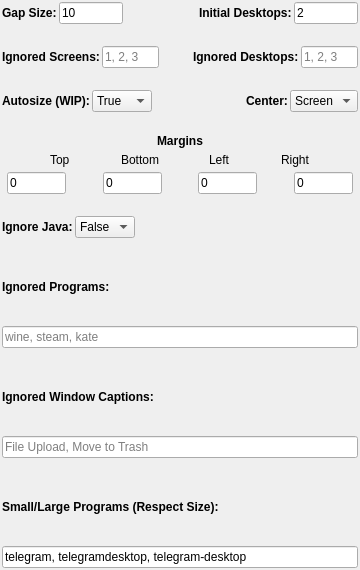
Above: contents/ui/config.ui from Jazqa/kwin-quarter-tiling before the change. Below: the same form after it.
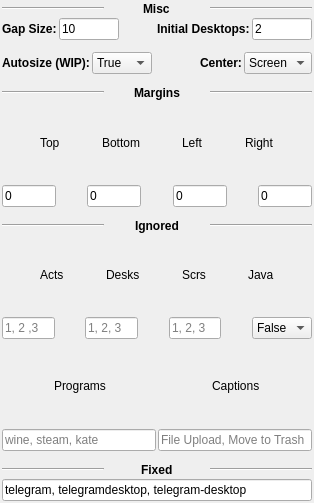
That is the form after the change.

Commit message: activities can be ignored, reworked configuration ui

Diff of the .ui file:
```diff
--- a/contents/ui/config.ui
+++ b/contents/ui/config.ui
@@ -6,8 +6,8 @@
    <rect>
     <x>0</x>
     <y>0</y>
-    <width>360</width>
-    <height>570</height>
+    <width>314</width>
+    <height>503</height>
    </rect>
   </property>
   <property name="sizePolicy">
@@ -43,6 +43,34 @@
      <property name="topMargin">
       <number>0</number>
      </property>
+     <property name="bottomMargin">
+      <number>0</number>
+     </property>
+     <item>
+      <layout class="QHBoxLayout" name="horizontalLayout_17">
+       <item>
+        <widget class="Line" name="line_8">
+         <property name="orientation">
+          <enum>Qt::Horizontal</enum>
+         </property>
+        </widget>
+       </item>
+       <item alignment="Qt::AlignHCenter">
+        <widget class="QLabel" name="label_11">
+         <property name="text">
+          <string>&lt;html&gt;&lt;head/&gt;&lt;body&gt;&lt;p&gt;&lt;span style=&quot; font-weight:600;&quot;&gt;Misc&lt;/span&gt;&lt;/p&gt;&lt;/body&gt;&lt;/html&gt;</string>
+         </property>
+        </widget>
+       </item>
+       <item>
+        <widget class="Line" name="line_7">
+         <property name="orientation">
+          <enum>Qt::Horizontal</enum>
+         </property>
+        </widget>
+       </item>
+      </layout>
+     </item>
      <item>
       <layout class="QHBoxLayout" name="horizontalLayout">
        <item>
@@ -111,83 +139,7 @@
        <property name="sizeHint" stdset="0">
         <size>
          <width>20</width>
-         <height>20</height>
-        </size>
-       </property>
-      </spacer>
-     </item>
-     <item>
-      <layout class="QHBoxLayout" name="horizontalLayout_3">
-       <property name="topMargin">
-        <number>0</number>
-       </property>
-       <item>
-        <widget class="QLabel" name="ignoredScreensLabel">
-         <property name="text">
-          <string>&lt;html&gt;&lt;head/&gt;&lt;body&gt;&lt;p&gt;&lt;span style=&quot; font-weight:600;&quot;&gt;Ignored Screens:&lt;/span&gt;&lt;/p&gt;&lt;/body&gt;&lt;/html&gt;</string>
-         </property>
-        </widget>
-       </item>
-       <item>
-        <widget class="QLineEdit" name="kcfg_ignoredScreens">
-         <property name="maximumSize">
-          <size>
-           <width>64</width>
-           <height>16777215</height>
-          </size>
-         </property>
-         <property name="placeholderText">
-          <string>1, 2, 3</string>
-         </property>
-        </widget>
-       </item>
-       <item>
-        <spacer name="horizontalSpacer">
-         <property name="orientation">
-          <enum>Qt::Horizontal</enum>
-         </property>
-         <property name="sizeHint" stdset="0">
-          <size>
-           <width>40</width>
-           <height>20</height>
-          </size>
-         </property>
-        </spacer>
-       </item>
-       <item>
-        <widget class="QLabel" name="ignoredDesktopsLabel">
-         <property name="text">
-          <string>&lt;html&gt;&lt;head/&gt;&lt;body&gt;&lt;p&gt;&lt;span style=&quot; font-weight:600;&quot;&gt;Ignored Desktops:&lt;/span&gt;&lt;/p&gt;&lt;/body&gt;&lt;/html&gt;</string>
-         </property>
-        </widget>
-       </item>
-       <item>
-        <widget class="QLineEdit" name="kcfg_ignoredDesktops">
-         <property name="maximumSize">
-          <size>
-           <width>64</width>
-           <height>16777215</height>
-          </size>
-         </property>
-         <property name="placeholderText">
-          <string>1, 2, 3</string>
-         </property>
-        </widget>
-       </item>
-      </layout>
-     </item>
-     <item>
-      <spacer name="verticalSpacer_6">
-       <property name="orientation">
-        <enum>Qt::Vertical</enum>
-       </property>
-       <property name="sizeType">
-        <enum>QSizePolicy::Fixed</enum>
-       </property>
-       <property name="sizeHint" stdset="0">
-        <size>
-         <width>20</width>
-         <height>20</height>
+         <height>10</height>
         </size>
        </property>
       </spacer>
@@ -265,17 +217,35 @@
        <property name="sizeHint" stdset="0">
         <size>
          <width>20</width>
-         <height>20</height>
+         <height>10</height>
         </size>
        </property>
       </spacer>
      </item>
+     <item>
+      <layout class="QHBoxLayout" name="horizontalLayout_15">
+       <item>
+        <widget class="Line" name="line_6">
+         <property name="orientation">
+          <enum>Qt::Horizontal</enum>
+         </property>
+        </widget>
+       </item>
      <item alignment="Qt::AlignHCenter">
-      <widget class="QLabel" name="label_8">
+        <widget class="QLabel" name="label_10">
        <property name="text">
-        <string>&lt;b&gt;Margins&lt;/b&gt;</string>
-       </property>
-      </widget>
+          <string>&lt;html&gt;&lt;head/&gt;&lt;body&gt;&lt;p&gt;&lt;span style=&quot; font-weight:600;&quot;&gt;Margins&lt;/span&gt;&lt;/p&gt;&lt;/body&gt;&lt;/html&gt;</string>
+         </property>
+        </widget>
+       </item>
+       <item>
+        <widget class="Line" name="line_5">
+         <property name="orientation">
+          <enum>Qt::Horizontal</enum>
+         </property>
+        </widget>
+       </item>
+      </layout>
      </item>
      <item>
       <layout class="QHBoxLayout" name="horizontalLayout_2">
@@ -495,10 +465,8 @@
        </item>
       </layout>
      </item>
-    </layout>
-   </item>
    <item>
-    <spacer name="verticalSpacer">
+      <spacer name="verticalSpacer_6">
      <property name="orientation">
       <enum>Qt::Vertical</enum>
      </property>
@@ -508,25 +476,240 @@
      <property name="sizeHint" stdset="0">
       <size>
        <width>20</width>
-       <height>20</height>
+         <height>10</height>
       </size>
      </property>
     </spacer>
    </item>
    <item>
-    <layout class="QHBoxLayout" name="horizontalLayout_6">
+      <layout class="QHBoxLayout" name="horizontalLayout_14">
+       <item>
+        <widget class="Line" name="line_4">
+         <property name="orientation">
+          <enum>Qt::Horizontal</enum>
+         </property>
+        </widget>
+       </item>
+       <item alignment="Qt::AlignHCenter">
+        <widget class="QLabel" name="label_8">
+         <property name="text">
+          <string>&lt;html&gt;&lt;head/&gt;&lt;body&gt;&lt;p&gt;&lt;span style=&quot; font-weight:600;&quot;&gt;Ignored&lt;/span&gt;&lt;/p&gt;&lt;/body&gt;&lt;/html&gt;</string>
+         </property>
+        </widget>
+       </item>
+       <item>
+        <widget class="Line" name="line_3">
+         <property name="orientation">
+          <enum>Qt::Horizontal</enum>
+         </property>
+        </widget>
+       </item>
+      </layout>
+     </item>
+     <item>
+      <layout class="QHBoxLayout" name="horizontalLayout_8">
      <property name="topMargin">
       <number>0</number>
      </property>
+       <item>
+        <spacer name="horizontalSpacer_8">
+         <property name="orientation">
+          <enum>Qt::Horizontal</enum>
+         </property>
+         <property name="sizeHint" stdset="0">
+          <size>
+           <width>10</width>
+           <height>20</height>
+          </size>
+         </property>
+        </spacer>
+       </item>
+       <item>
+        <widget class="QLabel" name="label_9">
+         <property name="text">
+          <string>&lt;html&gt;&lt;head/&gt;&lt;body&gt;&lt;p&gt;Acts&lt;/p&gt;&lt;/body&gt;&lt;/html&gt;</string>
+         </property>
+        </widget>
+       </item>
+       <item>
+        <spacer name="horizontalSpacer_17">
+         <property name="orientation">
+          <enum>Qt::Horizontal</enum>
+         </property>
+         <property name="sizeHint" stdset="0">
+          <size>
+           <width>40</width>
+           <height>20</height>
+          </size>
+         </property>
+        </spacer>
+       </item>
+       <item>
+        <widget class="QLabel" name="ignoredDesktopsLabel">
+         <property name="text">
+          <string>&lt;html&gt;&lt;head/&gt;&lt;body&gt;&lt;p&gt;Desks&lt;/p&gt;&lt;/body&gt;&lt;/html&gt;</string>
+         </property>
+        </widget>
+       </item>
+       <item>
+        <spacer name="horizontalSpacer_18">
+         <property name="orientation">
+          <enum>Qt::Horizontal</enum>
+         </property>
+         <property name="sizeHint" stdset="0">
+          <size>
+           <width>40</width>
+           <height>20</height>
+          </size>
+         </property>
+        </spacer>
+       </item>
+       <item>
+        <widget class="QLabel" name="ignoredScreensLabel">
+         <property name="text">
+          <string>&lt;html&gt;&lt;head/&gt;&lt;body&gt;&lt;p&gt;Scrs&lt;/p&gt;&lt;/body&gt;&lt;/html&gt;</string>
+         </property>
+        </widget>
+       </item>
+       <item>
+        <spacer name="horizontalSpacer_22">
+         <property name="orientation">
+          <enum>Qt::Horizontal</enum>
+         </property>
+         <property name="sizeHint" stdset="0">
+          <size>
+           <width>40</width>
+           <height>20</height>
+          </size>
+         </property>
+        </spacer>
+       </item>
      <item>
       <widget class="QLabel" name="ignoreJavaLabel">
        <property name="text">
-        <string>&lt;html&gt;&lt;head/&gt;&lt;body&gt;&lt;p&gt;&lt;span style=&quot; font-weight:600;&quot;&gt;Ignore Java:&lt;/span&gt;&lt;/p&gt;&lt;/body&gt;&lt;/html&gt;</string>
-       </property>
-      </widget>
+          <string>&lt;html&gt;&lt;head/&gt;&lt;body&gt;&lt;p&gt;Java&lt;/p&gt;&lt;/body&gt;&lt;/html&gt;</string>
+         </property>
+        </widget>
+       </item>
+       <item>
+        <spacer name="horizontalSpacer_16">
+         <property name="orientation">
+          <enum>Qt::Horizontal</enum>
+         </property>
+         <property name="sizeHint" stdset="0">
+          <size>
+           <width>10</width>
+           <height>20</height>
+          </size>
+         </property>
+        </spacer>
+       </item>
+      </layout>
+     </item>
+     <item>
+      <layout class="QHBoxLayout" name="horizontalLayout_3">
+       <property name="topMargin">
+        <number>0</number>
+       </property>
+       <item>
+        <spacer name="horizontalSpacer_19">
+         <property name="orientation">
+          <enum>Qt::Horizontal</enum>
+         </property>
+         <property name="sizeHint" stdset="0">
+          <size>
+           <width>10</width>
+           <height>20</height>
+          </size>
+         </property>
+        </spacer>
+       </item>
+       <item>
+        <widget class="QLineEdit" name="kcfg_ignoredActivities">
+         <property name="maximumSize">
+          <size>
+           <width>64</width>
+           <height>16777215</height>
+          </size>
+         </property>
+         <property name="placeholderText">
+          <string>1, 2 ,3</string>
+         </property>
+        </widget>
+       </item>
+       <item>
+        <spacer name="horizontalSpacer_7">
+         <property name="orientation">
+          <enum>Qt::Horizontal</enum>
+         </property>
+         <property name="sizeHint" stdset="0">
+          <size>
+           <width>40</width>
+           <height>20</height>
+          </size>
+         </property>
+        </spacer>
+       </item>
+       <item>
+        <widget class="QLineEdit" name="kcfg_ignoredDesktops">
+         <property name="maximumSize">
+          <size>
+           <width>64</width>
+           <height>16777215</height>
+          </size>
+         </property>
+         <property name="placeholderText">
+          <string>1, 2, 3</string>
+         </property>
+        </widget>
+       </item>
+       <item>
+        <spacer name="horizontalSpacer">
+         <property name="orientation">
+          <enum>Qt::Horizontal</enum>
+         </property>
+         <property name="sizeHint" stdset="0">
+          <size>
+           <width>40</width>
+           <height>20</height>
+          </size>
+         </property>
+        </spacer>
+       </item>
+       <item>
+        <widget class="QLineEdit" name="kcfg_ignoredScreens">
+         <property name="maximumSize">
+          <size>
+           <width>64</width>
+           <height>16777215</height>
+          </size>
+         </property>
+         <property name="placeholderText">
+          <string>1, 2, 3</string>
+         </property>
+        </widget>
+       </item>
+       <item>
+        <spacer name="horizontalSpacer_23">
+         <property name="orientation">
+          <enum>Qt::Horizontal</enum>
+         </property>
+         <property name="sizeHint" stdset="0">
+          <size>
+           <width>40</width>
+           <height>20</height>
+          </size>
+         </property>
+        </spacer>
      </item>
      <item>
       <widget class="QComboBox" name="kcfg_ignoreJava">
+         <property name="maximumSize">
+          <size>
+           <width>64</width>
+           <height>16777215</height>
+          </size>
+         </property>
        <item>
         <property name="text">
          <string>False</string>
@@ -539,6 +722,42 @@
        </item>
       </widget>
      </item>
+       <item>
+        <spacer name="horizontalSpacer_21">
+         <property name="orientation">
+          <enum>Qt::Horizontal</enum>
+         </property>
+         <property name="sizeHint" stdset="0">
+          <size>
+           <width>10</width>
+           <height>20</height>
+          </size>
+         </property>
+        </spacer>
+       </item>
+      </layout>
+     </item>
+     <item>
+      <spacer name="verticalSpacer">
+       <property name="orientation">
+        <enum>Qt::Vertical</enum>
+       </property>
+       <property name="sizeType">
+        <enum>QSizePolicy::Fixed</enum>
+       </property>
+       <property name="sizeHint" stdset="0">
+        <size>
+         <width>20</width>
+         <height>5</height>
+        </size>
+       </property>
+      </spacer>
+     </item>
+     <item>
+      <layout class="QHBoxLayout" name="horizontalLayout_6">
+       <property name="topMargin">
+        <number>0</number>
+       </property>
      <item>
       <spacer name="horizontalSpacer_2">
        <property name="orientation">
@@ -552,31 +771,66 @@
        </property>
       </spacer>
      </item>
-    </layout>
-   </item>
-   <item>
-    <spacer name="verticalSpacer_7">
-     <property name="orientation">
-      <enum>Qt::Vertical</enum>
-     </property>
-     <property name="sizeType">
-      <enum>QSizePolicy::Fixed</enum>
-     </property>
-     <property name="sizeHint" stdset="0">
-      <size>
-       <width>20</width>
-       <height>10</height>
-      </size>
-     </property>
-    </spacer>
-   </item>
    <item>
     <widget class="QLabel" name="ignoredProgramsLabel">
      <property name="text">
-      <string>&lt;b&gt;Ignored Programs:&lt;/b&gt;</string>
+          <string>&lt;html&gt;&lt;head/&gt;&lt;body&gt;&lt;p&gt;Programs&lt;/p&gt;&lt;/body&gt;&lt;/html&gt;</string>
      </property>
     </widget>
    </item>
+       <item>
+        <spacer name="horizontalSpacer_25">
+         <property name="orientation">
+          <enum>Qt::Horizontal</enum>
+         </property>
+         <property name="sizeHint" stdset="0">
+          <size>
+           <width>40</width>
+           <height>20</height>
+          </size>
+         </property>
+        </spacer>
+       </item>
+       <item>
+        <spacer name="horizontalSpacer_26">
+         <property name="orientation">
+          <enum>Qt::Horizontal</enum>
+         </property>
+         <property name="sizeHint" stdset="0">
+          <size>
+           <width>40</width>
+           <height>20</height>
+          </size>
+         </property>
+        </spacer>
+       </item>
+       <item>
+        <widget class="QLabel" name="ignoredCaptionsLabel">
+         <property name="text">
+          <string>&lt;html&gt;&lt;head/&gt;&lt;body&gt;&lt;p&gt;Captions&lt;/p&gt;&lt;/body&gt;&lt;/html&gt;</string>
+         </property>
+        </widget>
+       </item>
+       <item>
+        <spacer name="horizontalSpacer_24">
+         <property name="orientation">
+          <enum>Qt::Horizontal</enum>
+         </property>
+         <property name="sizeHint" stdset="0">
+          <size>
+           <width>40</width>
+           <height>20</height>
+          </size>
+         </property>
+        </spacer>
+       </item>
+      </layout>
+     </item>
+     <item>
+      <layout class="QHBoxLayout" name="horizontalLayout_11">
+       <property name="topMargin">
+        <number>0</number>
+       </property>
    <item>
     <widget class="QLineEdit" name="kcfg_ignoredClients">
      <property name="text">
@@ -587,29 +841,6 @@
      </property>
     </widget>
    </item>
-   <item>
-    <spacer name="verticalSpacer_2">
-     <property name="orientation">
-      <enum>Qt::Vertical</enum>
-     </property>
-     <property name="sizeType">
-      <enum>QSizePolicy::Fixed</enum>
-     </property>
-     <property name="sizeHint" stdset="0">
-      <size>
-       <width>20</width>
-       <height>10</height>
-      </size>
-     </property>
-    </spacer>
-   </item>
-   <item>
-    <widget class="QLabel" name="ignoredCaptionsLabel">
-     <property name="text">
-      <string>&lt;b&gt;Ignored Window Captions:&lt;/b&gt;</string>
-     </property>
-    </widget>
-   </item>
    <item>
     <widget class="QLineEdit" name="kcfg_ignoredCaptions">
      <property name="text">
@@ -620,8 +851,10 @@
      </property>
     </widget>
    </item>
+      </layout>
+     </item>
    <item>
-    <spacer name="verticalSpacer_3">
+      <spacer name="verticalSpacer_2">
      <property name="orientation">
       <enum>Qt::Vertical</enum>
      </property>
@@ -637,12 +870,35 @@
     </spacer>
    </item>
    <item>
-    <widget class="QLabel" name="fixedProgramsLabel">
+      <layout class="QHBoxLayout" name="horizontalLayout_13">
+       <item>
+        <widget class="Line" name="line_2">
+         <property name="orientation">
+          <enum>Qt::Horizontal</enum>
+         </property>
+        </widget>
+       </item>
+       <item alignment="Qt::AlignHCenter">
+        <widget class="QLabel" name="label">
      <property name="text">
-      <string>&lt;html&gt;&lt;head/&gt;&lt;body&gt;&lt;p&gt;&lt;span style=&quot; font-weight:600;&quot;&gt;Small/Large Programs (Respect Size):&lt;/span&gt;&lt;/p&gt;&lt;/body&gt;&lt;/html&gt;</string>
+          <string>&lt;html&gt;&lt;head/&gt;&lt;body&gt;&lt;p&gt;&lt;span style=&quot; font-weight:600;&quot;&gt;Fixed&lt;/span&gt;&lt;/p&gt;&lt;/body&gt;&lt;/html&gt;</string>
      </property>
     </widget>
    </item>
+       <item>
+        <widget class="Line" name="line">
+         <property name="orientation">
+          <enum>Qt::Horizontal</enum>
+         </property>
+        </widget>
+       </item>
+      </layout>
+     </item>
+     <item>
+      <layout class="QHBoxLayout" name="horizontalLayout_12">
+       <property name="topMargin">
+        <number>0</number>
+       </property>
    <item>
     <widget class="QLineEdit" name="kcfg_fixedClients">
      <property name="text">
@@ -652,6 +908,10 @@
       <string>telegram, telegramdesktop, telegram-desktop</string>
      </property>
     </widget>
+       </item>
+      </layout>
+     </item>
+    </layout>
    </item>
   </layout>
  </widget>
```
Lines whose indentation alone changed are shown as unchanged. The commit also changes 2 other files.
